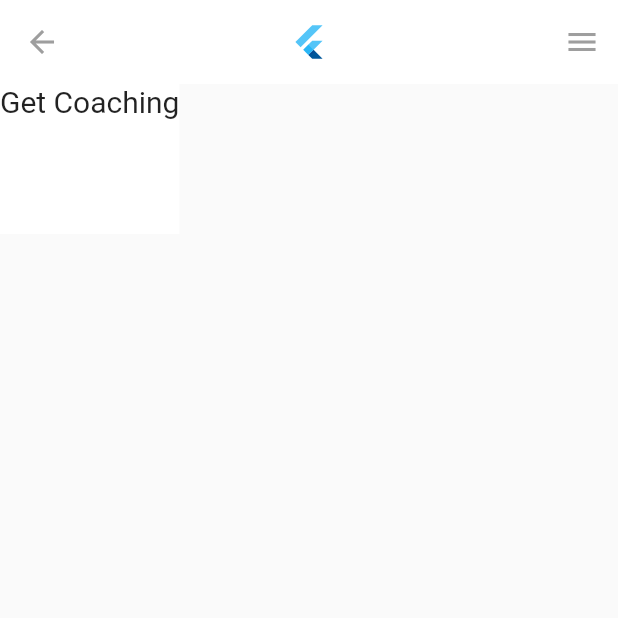
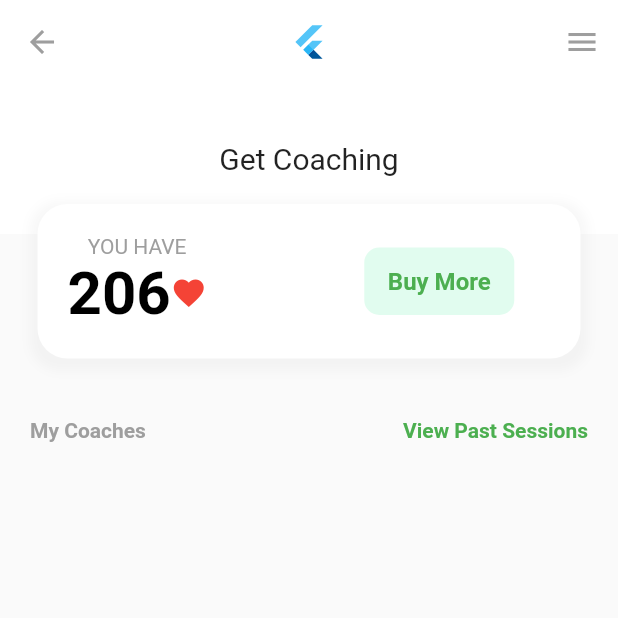
Before and after one commit to Genics85/Talent-hire-UI-one-page, a Flutter app: the screen it shows after launch, on a phone screen of 412 x 824 dp, the top half of it. Run offline on Flutter 3.47's test engine with Material 2 defaults, Android fonts, the phone set to English and light mode, and no system bars; Roboto replaces fonts that are missing (Montserrat).

Commit message:
about to do the profiles

```diff
--- a/lib/main.dart
+++ b/lib/main.dart
@@ -60,12 +60,85 @@ class _MyHomePageState extends State<MyHomePage> {
           Stack(
             children:<Widget>[
               Container(
+                alignment: Alignment.center,
                 height:100,
                 color:Colors.white,
                 child:Text("Get Coaching", style:TextStyle(fontFamily:'Montserrat', fontSize:20)),
+              ),
+              Container(
+                alignment:Alignment.center,
+
+
+                margin: EdgeInsets.fromLTRB(25,80,25,0),
+                padding: EdgeInsets.all(20),
+
+                decoration: BoxDecoration(
+                  color: Colors.white,
+                    borderRadius: BorderRadius.circular(20),
+                  boxShadow:[
+                    BoxShadow(blurRadius: 5,offset: Offset(0,3),
+                    color: Colors.grey.withOpacity(.08), spreadRadius: 5)
+                  ]
+                ),
+                child: Column(
+                  children: <Widget>[
+                    Row(
+                      children: <Widget>[
+                        Column(
+                          children: [
+                            Container(
+                              alignment:Alignment.topLeft,
+                              child: Text("YOU HAVE", style:TextStyle(color: Colors.grey)),
+                            ),
+
+
+                            Row(
+                              children: [
+                                Text("206",style: TextStyle(
+                                    color: Colors.black,fontSize:40,fontWeight: FontWeight.bold
+                                ),),
+                                Icon(Icons.favorite,color: Colors.red,)
+                              ],
+                            ),
+                          ],
+                        ),
+
+
+                        SizedBox(width: 105),
+                        Container(
+                          width: 100,
+                          height: 45,
+                          decoration: BoxDecoration(
+                            color: Colors.greenAccent.withOpacity(0.2),borderRadius: BorderRadius.circular(10)
+                          ),
+                          child: Center(child:Text("Buy More", style: TextStyle(
+                            color:Colors.green,fontSize: 16, fontWeight: FontWeight.bold
+                          ),) ,),
+                        )
+
+                      ],
+
+                    )
+                  ]
+                ),
+
               )
             ]
           ),
+          SizedBox(height: 40,),
+          Container(
+            margin: EdgeInsets.only(left:20,right:20),
+            child: Row(
+              mainAxisAlignment: MainAxisAlignment.spaceBetween,
+              children: [
+                Text("My Coaches",
+                style:TextStyle(color:Colors.grey,fontWeight: FontWeight.bold)),
+                Text("View Past Sessions",
+                style:TextStyle(color:Colors.green,fontWeight: FontWeight.bold))
+              ],
+            ),
+
+          )
 
         ]
       ),
```
